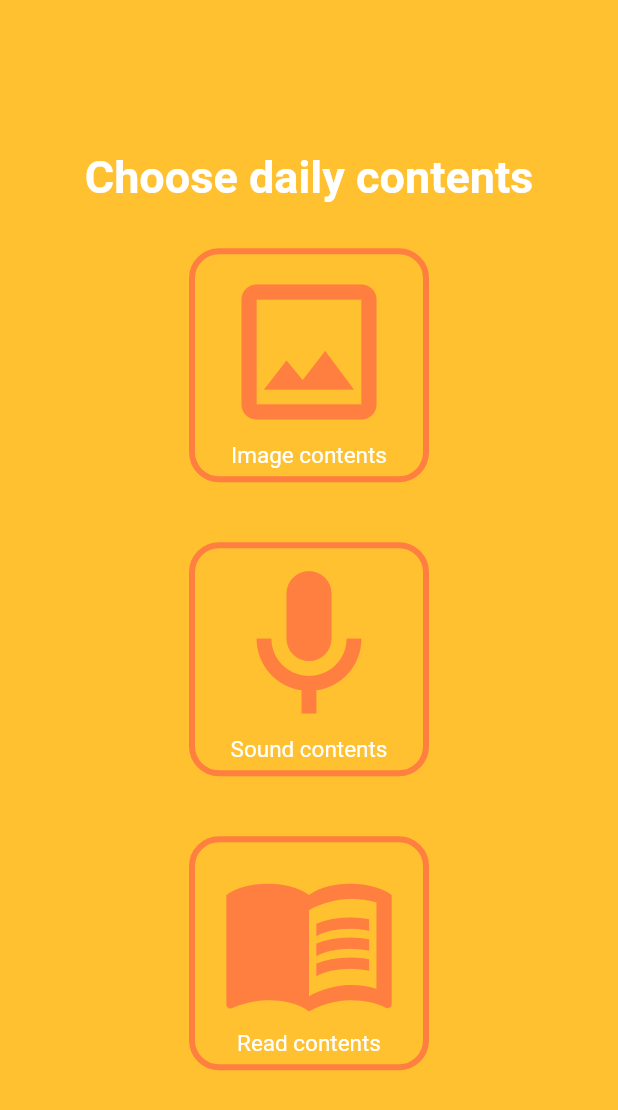
After one commit to Earndu/EarnduFront, a Flutter app: the screen it shows after launch, after a tap on "Log in", on a phone screen of 412 x 824 dp. The commit adds this screen. Shown: the top 1110 px of the screen. Run offline on Flutter 3.47's test engine with Material 2 defaults, Android fonts, the phone set to English and light mode, and no system bars; our stand-ins replace auto_size_text, fl_chart; missing offline and left inert: cupertino_date_textbox.

Commit message:
fix sign up

```diff
--- a/lib/main.dart
+++ b/lib/main.dart
@@ -1,5 +1,5 @@
 import 'package:flutter/material.dart';
-import 'src/start.dart';
+import 'src/login.dart';
 
 //플루터 시작 부분
 void main() {
@@ -8,7 +8,7 @@ void main() {
       //앱을 시작하는 함수, 여기서부터 시작된다.
       debugShowCheckedModeBanner: false,
       title: 'Start',
-      home: start(),
+      home: loginPage(),
     ),
   );
 }
--- a/lib/src/login.dart
+++ b/lib/src/login.dart
@@ -1,6 +1,7 @@
 import 'package:flutter/material.dart';
 import 'package:flutter_app/src/signup.dart';
 import 'mainPage.dart';
+import 'select.dart';
 
 class loginPage extends StatelessWidget {
   Widget build(BuildContext context) {
@@ -13,13 +14,16 @@ class loginPage extends StatelessWidget {
 
 
      */
-    return Scaffold(
+    return MaterialApp(
+      debugShowCheckedModeBanner: false,
+      theme: ThemeData(primaryColor: Colors.grey[700]),
+      home: Scaffold(
         //위젯이 키보드에 가려져 생기는 오류를 방지하기 위한 코드,
         resizeToAvoidBottomPadding: false,
         //기본적인 틀을 위한 컨테이너 생성
         body: Container(
+          color: const Color(0xffffc12f),
           child: Container(
-          color: const Color(0xffffc12f),
             width: 500,
             //내부 구성을 배치하기 위해 컬럼 child선언
             child: Column(
@@ -28,6 +32,10 @@ class loginPage extends StatelessWidget {
                 Container(
                   width: 300,
                   height: 261,
+                  margin: const EdgeInsets.only(
+                    top: 60,
+                  ),
+                  child: Image.asset('image/login_image.png'),
                 ),
                 //첫번째 텍스트 라인
                 Container(
@@ -83,6 +91,7 @@ class loginPage extends StatelessWidget {
                       color: const Color(0xffffffff)),
                   //컨테이너에 들어갈 텍스트필드 선언
                   child: TextField(
+                    cursorColor: const Color(0xffff7f41),
                     controller: userName,
                     //아이디는 자동완성기능 추가
                     autocorrect: true,
@@ -94,7 +103,6 @@ class loginPage extends StatelessWidget {
                       prefixIcon: Icon(Icons.person_outline),
                       //힌트텍스트의 색을 디자인에 맞추어 회색으로 지정
                       hintStyle: TextStyle(color: Colors.grey),
-
                       filled: true,
                       fillColor: Colors.white70,
                       //외부 테두리 디자인은 부모위젯인 container에 맞추어 지정
@@ -132,6 +140,7 @@ class loginPage extends StatelessWidget {
                       ],
                       color: const Color(0xffffffff)),
                   child: TextField(
+                    cursorColor: const Color(0xffff7f41),
                     controller: passWord,
                     obscureText: true,
                     decoration: InputDecoration(
@@ -192,7 +201,7 @@ class loginPage extends StatelessWidget {
                   //터치시 상호작용의 정의, 현재는 바로 메인페이지로 이동되도록 선언했다.
                   onTap: () {
                     Navigator.of(context).push(
-                      MaterialPageRoute(builder: (context) => homePage()));
+                        MaterialPageRoute(builder: (context) => selectPage()));
                   },
                 ),
                 /*
@@ -204,6 +213,7 @@ class loginPage extends StatelessWidget {
                 //inkwell을 통해 일반 컨테이너도 버튼처럼 상호작용이 가능하토록 함
                 InkWell(
                   //내부 구성으로는 컨테이너 그리고 그 안에 텍스트가 들어가 있는 형식
+
                   child: Container(
                     //가로, 세로, 마진, 패딩을 각각 디자인 양식에 맞춰 지정
                     margin: const EdgeInsets.all(7),
@@ -232,14 +242,15 @@ class loginPage extends StatelessWidget {
                         textAlign: TextAlign.center),
                   ),
                   onTap: () {
-                  Navigator.of(context)
-                      .push(MaterialPageRoute(builder: (context) => signUp()));
+                    Navigator.of(context).push(
+                        MaterialPageRoute(builder: (context) => signUp()));
                   },
                 )
               ],
             ),
           ),
         ),
+      ),
     );
   }
 }
--- a/lib/src/mainPage.dart
+++ b/lib/src/mainPage.dart
@@ -1,6 +1,5 @@
-import 'package:fl_chart/fl_chart.dart';
 import 'package:flutter/material.dart';
-import 'package:auto_size_text/auto_size_text.dart';
+import 'package:flutter/cupertino.dart';
 import 'sub_widget/home_widget.dart';
 import 'sub_widget/appbar.dart';
 import 'mypage.dart';
@@ -39,7 +38,8 @@ class _homePage extends State<homePage> {
         child: Scaffold(
           resizeToAvoidBottomPadding: false,
           // 상단에 탭 생성
-          appBar: appBar(context),
+          appBar: PreferredSize(
+              preferredSize: Size.fromHeight(60), child: appBar(context)),
           //홈, 찜목록, 퀴즈, 사용자 정보 탭에 대한 컨텐츠 설정
           body: TabBarView(children: [
             //홈 탭에 대한 컨텐츠로 컨테이너 타입으로 위젯 시작
--- a/lib/src/mypage.dart
+++ b/lib/src/mypage.dart
@@ -9,6 +9,8 @@ class _myPage extends State<myPage> {
   @override
   String tmp = "";
   String userName = "";
+
+  //이미지랑 아이콘 둘 중 하나를 쓰기 위한 페이지
   void setImage(String img) {
     setState(() {
       if (tmp != "") {
--- /dev/null
+++ b/lib/src/select.dart
@@ -0,0 +1,110 @@
+import 'package:flutter/material.dart';
+import 'mainPage.dart';
+
+class selectData {
+  final String selData;
+  selectData(this.selData);
+}
+
+//여기서 필요한것은 로그인 페이지에서 가져온 사용자 아이디와 비밀번호 데이터
+class selectPage extends StatefulWidget {
+  State<StatefulWidget> createState() => _selectPage();
+}
+
+class _selectPage extends State<selectPage> {
+  @override
+  selectData data;
+
+  //이미지 선택을 위한 컨테이너를 함수로 정의
+  Widget selectContents(
+      BuildContext context, String contentsVal, IconData contentsIcon) {
+    //inkwell방식을 채택해서 컨테이너 자체가 버튼의 역할을 할 수 있도록 지정
+    return InkWell(
+      //내부 구성으로 컨테이너를 선언
+      child: Container(
+        width: 160,
+        //디자인은 일단 임의로 지정
+        margin: const EdgeInsets.only(bottom: 40),
+        padding: const EdgeInsets.all(5),
+        decoration: BoxDecoration(
+            border: Border.all(color: const Color(0xffff7f41), width: 4),
+            borderRadius: BorderRadius.circular(20)),
+        //내부 구성은 column 형태로 지정
+        child: Column(
+          //첫번째 구성요소는 아이콘으로 지정, 매개변수를 받아 표시한다
+          children: [
+            Icon(
+              contentsIcon,
+              size: 120,
+              color: const Color(0xffff7f41),
+            ),
+            //두번쨰 구성 요소는 텍스트로 지정, 매개변수를 받아 표시한다.
+            Text(
+              "$contentsVal",
+              style: TextStyle(color: Colors.white, fontSize: 15),
+            ),
+          ],
+        ),
+      ),
+      //터치시 화면 전환이 이루어지도록 한다. 이때 데이터를 갖고 이동한다.
+      onTap: () {
+        Navigator.of(context)
+            .push(MaterialPageRoute(builder: (context) => homePage()));
+      },
+    );
+  }
+
+  Widget build(BuildContext context) {
+    //패딩 지정을 위해 앱의 가로 길이를 받아왓다
+    double _width = MediaQuery.of(context).size.width;
+    double _height = MediaQuery.of(context).size.height;
+    //머티리얼 앱을 반환하도록 설정
+    return MaterialApp(
+      //거지같은 디버그 줄 제거
+      debugShowCheckedModeBanner: false,
+      //앱 호환이 되도록 visualDensity지정
+      theme: ThemeData(
+        visualDensity: VisualDensity.adaptivePlatformDensity,
+      ),
+      //배경색은 우리가 기존에 사용하는 색 지정
+      color: const Color(0xffffc12f),
+      //메인은 스캐폴드 프레임을 가져다 쓴다
+      home: Scaffold(
+        //전체적인 구성이 가운데에 치우쳐 있기 때문에 center body구성
+        body: Center(
+          //컨테이너 위젯을 자식으로 선언, 프레임을 가져오기 위함
+          child: Container(
+            //전체 위젯의 크기를 가져오기 위해 가로, 세로 길이를 받아 온다
+            width: _width,
+            height: _height,
+            //색은 기존 디자인의 배경색
+            color: const Color(0xffffc12f),
+            //컬럼 위젯을 사용해 내부의 구성요소들을 위젯으로 처리한다.
+            child: Column(
+              //전반적인 구성에 맞게 가운데로 위젯 정렬
+              mainAxisAlignment: MainAxisAlignment.center,
+              children: <Widget>[
+//첫번쨰 위젯은 컨테이너로 안에 텍스트를 받아들여 구성
+                Container(
+                  height: 50,
+                  margin: const EdgeInsets.only(top: 30, bottom: 15),
+                  child: Text(
+                    "Choose daily contents",
+                    style: TextStyle(
+                        color: Colors.white,
+                        fontWeight: FontWeight.w700,
+                        fontSize: 30),
+                  ),
+                ),
+                //이후의 위젯은 함수로 처리
+                selectContents(context, "Image contents", Icons.image_outlined),
+                selectContents(context, "Sound contents", Icons.mic_outlined),
+                selectContents(context, "Read contents", Icons.menu_book)
+              ],
+            ),
+          ),
+        ),
+      ),
+    );
+  }
+}
```
Also changed, not shown: lib/src/signup.dart (+77 -2 lines), lib/src/sub_widget/appbar.dart (+31 -64 lines), pubspec.yaml (+2 -7 lines), image/login_image.png (added), 1 other file. Lines whose indentation alone changed are shown as unchanged.
